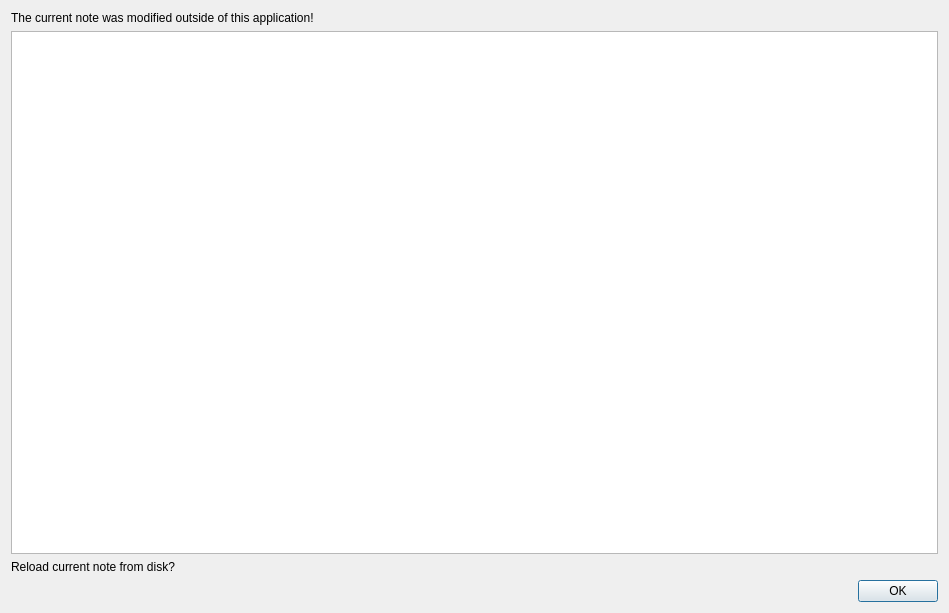
This is src/dialogs/notediffdialog.ui in pbek/QOwnNotes as Qt 5 draws it before an edit. The edited form follows.
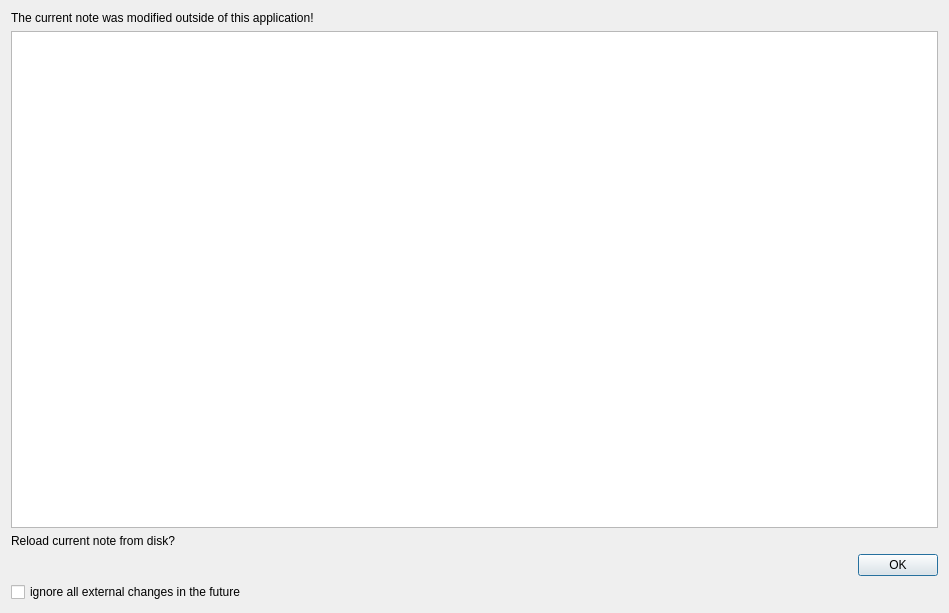
This is the edited form. Icons and pictures are not drawn.

Diff of the .ui file:
```diff
--- a/src/dialogs/notediffdialog.ui
+++ b/src/dialogs/notediffdialog.ui
@@ -84,6 +84,13 @@
        </property>
       </widget>
      </item>
+     <item>
+      <widget class="QCheckBox" name="checkBox">
+       <property name="text">
+        <string>ignore all external changes in the future</string>
+       </property>
+      </widget>
+     </item>
     </layout>
    </item>
   </layout>
```
Left out of the diff: 8 changed lines with no effect on the pictures.
